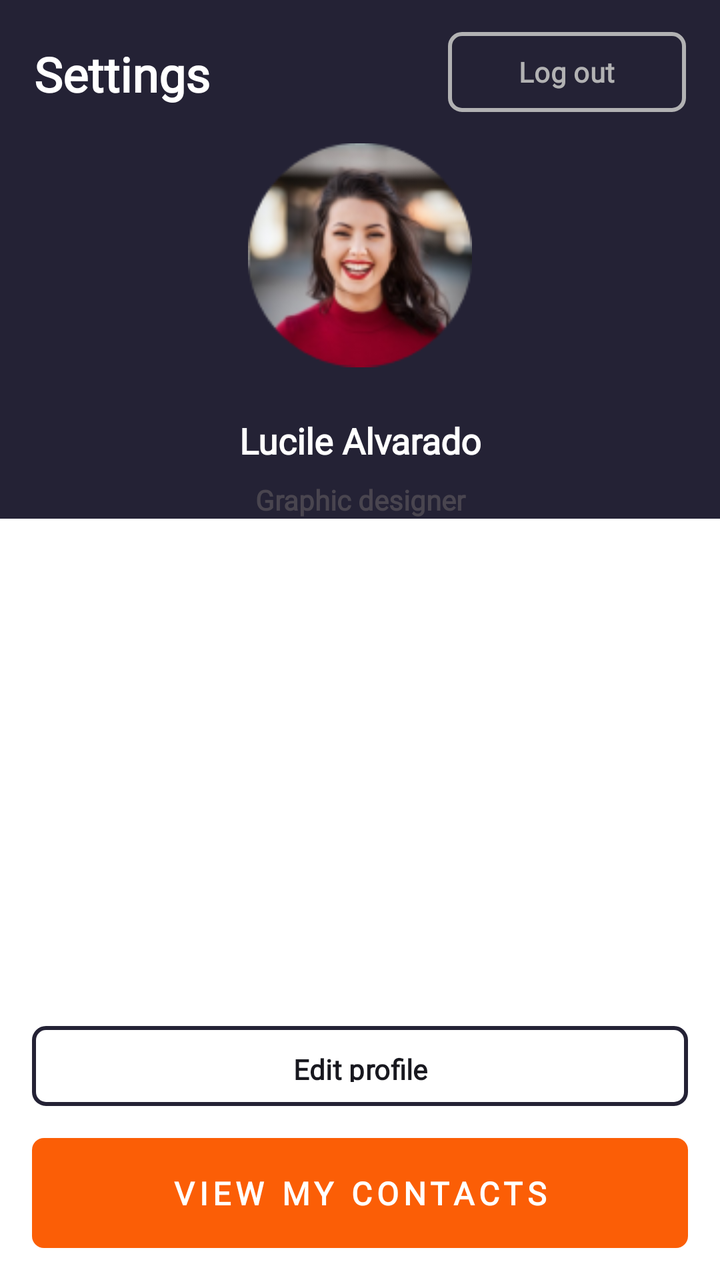
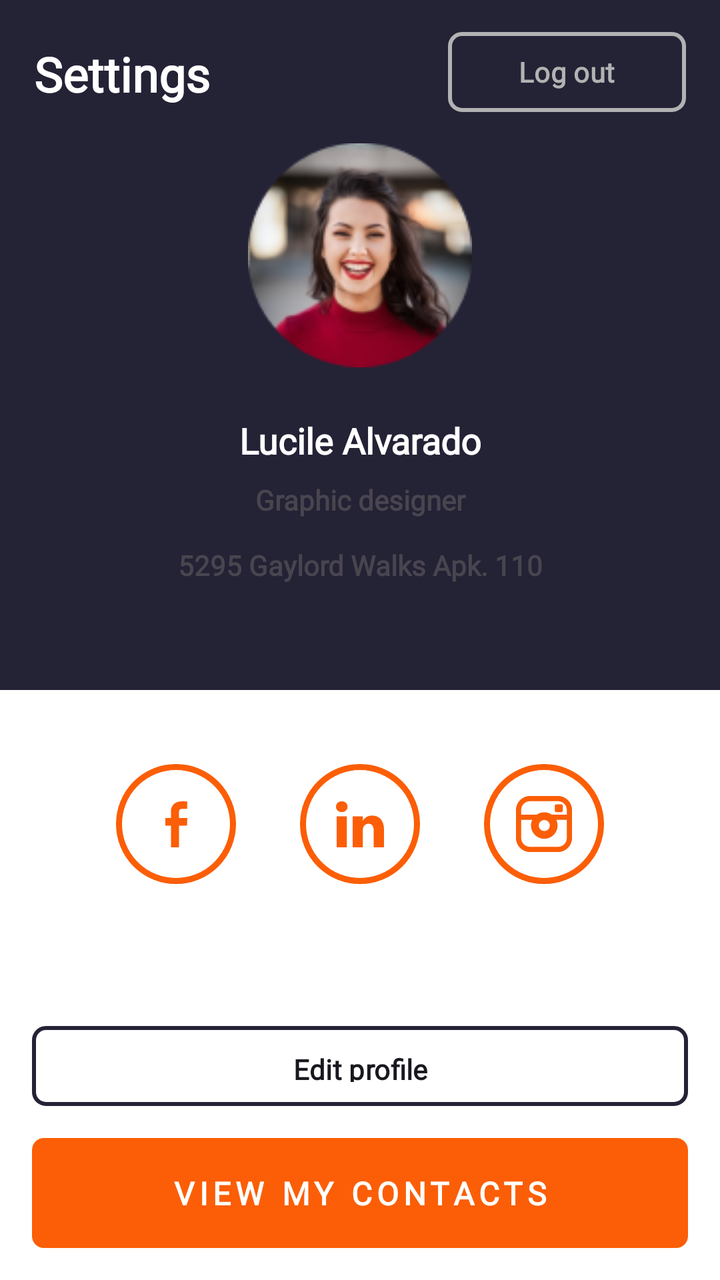

Screens rendered from an Android XML layout before and after an edit, with the pre-edit source and the edit as a unified diff.
<!-- AndroidManifest.xml: application theme Theme.AndroidCourseShpp -->
<!-- res/layout/activity_main.xml -->
<?xml version="1.0" encoding="utf-8"?>
<androidx.constraintlayout.widget.ConstraintLayout xmlns:android="http://schemas.android.com/apk/res/android"
    xmlns:app="http://schemas.android.com/apk/res-auto"
    xmlns:tools="http://schemas.android.com/tools"
    android:id="@+id/main"
    android:layout_width="match_parent"
    android:layout_height="match_parent"
    android:background="@color/white"
    tools:context=".MainActivity">

    <androidx.constraintlayout.widget.ConstraintLayout
        android:id="@+id/darkBlueLayout"
        android:layout_width="match_parent"
        android:layout_height="wrap_content"
        android:background="@color/darkBlue"
        app:layout_constraintTop_toTopOf="parent">

        <LinearLayout
            android:layout_width="match_parent"
            android:layout_height="wrap_content"
            app:layout_constraintTop_toBottomOf="@id/prof_photo"
            android:layout_marginTop="24dp"
            android:orientation="vertical"
            app:layout_constraintStart_toStartOf="parent"
            app:layout_constraintEnd_toEndOf="parent"
            android:layout_marginHorizontal="114dp">

            <TextView
                android:layout_width="match_parent"
                android:layout_height="wrap_content"
                android:text="@string/lucile_alvarado"
                android:textSize="18sp"
                android:textFontWeight="600"
                android:fontFamily="@font/open_sans"
                android:lineHeight="23.4dp"
                android:textColor="@color/white"
                android:gravity="center"
                />
            <TextView
                android:layout_width="match_parent"
                android:layout_height="wrap_content"
                android:text="@string/graphic_designer"
                android:fontFamily="@font/open_sans"
                android:textFontWeight="600"
                android:lineHeight="18.2sp"
                android:gravity="center"
                android:layout_marginTop="8dp"
                android:textSize="14sp"
                />

        </LinearLayout>
        <androidx.constraintlayout.widget.ConstraintLayout
            android:id="@+id/sett_and_log"
            android:layout_width="match_parent"
            android:layout_height="40dp"
            android:layout_marginHorizontal="17dp"
            android:layout_marginTop="16dp"
            app:layout_constraintTop_toTopOf="parent">

            <TextView
                android:layout_width="wrap_content"
                android:layout_height="wrap_content"
                android:fontFamily="@font/open_sans"
                android:lineHeight="31.2dp"
                android:paddingTop="4.5dp"
                android:paddingBottom="4.5dp"
                android:text="@string/settings"
                android:textColor="@color/white"
                android:textFontWeight="600"
                android:textSize="24sp"
                app:layout_constraintBottom_toBottomOf="parent"
                app:layout_constraintStart_toStartOf="parent" />

            <Button
                android:layout_width="119dp"
                android:layout_height="40dp"
                android:background="@drawable/log_out_background"
                android:fontFamily="@font/open_sans"
                android:lineHeight="18.2dp"
                android:text="@string/log_out"
                android:textColor="@color/lightGray"
                android:textFontWeight="600"
                android:textSize="14sp"
                app:backgroundTint="@null"
                app:layout_constraintEnd_toEndOf="parent"
                app:layout_constraintTop_toTopOf="parent" />

        </androidx.constraintlayout.widget.ConstraintLayout>
        <ImageView
            android:id="@+id/prof_photo"
            android:layout_width="match_parent"
            android:layout_height="match_parent"
            android:layout_marginHorizontal="124dp"
            android:contentDescription="@null"
            android:src="@drawable/photo"
            android:layout_marginTop="71dp"
            android:layout_marginBottom="160dp"
            app:layout_constraintEnd_toEndOf="parent"
            app:layout_constraintTop_toTopOf="parent"
            app:layout_constraintStart_toStartOf="parent" />
    </androidx.constraintlayout.widget.ConstraintLayout>

    <Button
        android:id="@+id/view_my_cont_butt"
        android:layout_width="match_parent"
        android:layout_height="55dp"
        android:layout_marginHorizontal="16dp"
        android:layout_marginBottom="16dp"
        android:background="@drawable/view_my_contacts_background"
        android:fontFamily="@font/open_sans"
        android:letterSpacing="0.15"
        android:lineHeight="24dp"
        android:paddingVertical="8dp"
        android:text="@string/view_my_contacts"
        android:textFontWeight="600"
        android:textColor="@color/white"
        android:textSize="16sp"
        app:backgroundTint="@null"
        app:layout_constraintBottom_toBottomOf="parent" />

    <Button
        android:id="@+id/edit_prof_butt"
        android:layout_width="match_parent"
        android:layout_height="40dp"
        android:layout_marginHorizontal="16dp"
        android:layout_marginBottom="16dp"
        android:background="@drawable/edit_profile_background"
        android:fontFamily="@font/open_sans"
        android:lineHeight="18.2dp"
        android:paddingVertical="8dp"
        android:text="@string/edit_profile"
        android:textColor="@color/darkGray"
        android:textFontWeight="600"
        android:textSize="14sp"
        app:backgroundTint="@null"
        app:layout_constraintBottom_toTopOf="@id/view_my_cont_butt" />

    <androidx.constraintlayout.widget.ConstraintLayout
        android:id="@+id/socialNetworksLayout"
        android:layout_width="match_parent"
        android:layout_height="wrap_content"
        android:layout_marginHorizontal="58dp"
        android:layout_marginTop="438dp"
        android:layout_marginBottom="222dp"
        android:gravity="center"
        android:orientation="horizontal"
        app:layout_constraintBottom_toBottomOf="parent"
        app:layout_constraintTop_toTopOf="parent">

        <ImageButton
            android:layout_width="60dp"
            android:layout_height="60dp"
            android:background="@drawable/social_networks_background"
            android:contentDescription="@null"
            android:src="@drawable/ic_facebook"
            app:layout_constraintBottom_toBottomOf="parent"
            app:layout_constraintStart_toStartOf="parent" />

        <ImageButton
            android:layout_width="60dp"
            android:layout_height="60dp"
            android:background="@drawable/social_networks_background"
            android:contentDescription="@null"
            android:src="@drawable/ic_linkedin"
            app:layout_constraintBottom_toBottomOf="parent"
            app:layout_constraintEnd_toEndOf="parent"
            app:layout_constraintStart_toStartOf="parent" />

        <ImageButton
            android:id="@+id/linkedin_butt"
            android:layout_width="60dp"
            android:layout_height="60dp"
            android:layout_marginStart="60dp"
            android:background="@drawable/social_networks_background"
            android:contentDescription="@null"
            android:src="@drawable/ic_inst"
            app:layout_constraintBottom_toBottomOf="parent"
            app:layout_constraintEnd_toEndOf="parent" />



    </androidx.constraintlayout.widget.ConstraintLayout>



</androidx.constraintlayout.widget.ConstraintLayout>
<!-- resources referenced by this layout -->
<resources>
  <color name="darkBlue">#242235</color>
  <color name="darkGray">#18181F</color>
  <color name="lightGray">#B2B2B3</color>
  <color name="white">#FFFFFFFF</color>
  <!-- drawable edit_profile_background (drawable) -->
  <?xml version="1.0" encoding="utf-8"?>
  <shape xmlns:android="http://schemas.android.com/apk/res/android"
      android:shape="rectangle">
      <stroke
          android:width="2dp"
          android:color="@color/darkBlue" />
      <corners android:radius="6dp" />
      <solid android:color="@color/white" />
  </shape>
  <!-- drawable ic_facebook (drawable) -->
  <vector xmlns:android="http://schemas.android.com/apk/res/android"
      android:width="11dp"
      android:height="23dp"
      android:viewportWidth="11"
      android:viewportHeight="23">
    <path
        android:pathData="M2.808,23V12.208H0V8.322H2.808V5.003C2.808,2.395 4.467,0 8.289,0C9.836,0 10.981,0.151 10.981,0.151L10.89,3.779C10.89,3.779 9.723,3.768 8.45,3.768C7.072,3.768 6.851,4.413 6.851,5.485V8.322H11L10.819,12.208H6.851V23H2.808Z"
        android:fillColor="#FB5E06"/>
  </vector>
  <!-- drawable ic_linkedin (drawable) -->
  <vector xmlns:android="http://schemas.android.com/apk/res/android"
      android:width="24dp"
      android:height="23dp"
      android:viewportWidth="24"
      android:viewportHeight="23">
    <path
        android:pathData="M5.448,23V7.482H0.304V23H5.448ZM2.877,5.362C4.671,5.362 5.787,4.17 5.787,2.681C5.754,1.159 4.671,0 2.911,0C1.151,0 0,1.159 0,2.681C0,4.17 1.116,5.362 2.843,5.362H2.876H2.877ZM8.296,23H13.44V14.334C13.44,13.87 13.474,13.407 13.61,13.075C13.982,12.149 14.828,11.189 16.249,11.189C18.111,11.189 18.856,12.612 18.856,14.698V23H24V14.102C24,9.335 21.462,7.118 18.077,7.118C15.302,7.118 14.083,8.673 13.406,9.732H13.441V7.482H8.296C8.363,8.938 8.296,23 8.296,23L8.296,23Z"
        android:fillColor="#FB5E06"/>
  </vector>
  <!-- drawable log_out_background (drawable) -->
  <?xml version="1.0" encoding="utf-8"?>
  <shape xmlns:android="http://schemas.android.com/apk/res/android"
      android:shape="rectangle">
      <corners android:radius="6dp"/>
      <stroke android:width="2dp" android:color="@color/lightGray"/>
      <solid android:color="@android:color/transparent"/>
  
  </shape>
  <!-- drawable social_networks_background (drawable) -->
  <?xml version="1.0" encoding="utf-8"?>
  <shape xmlns:android="http://schemas.android.com/apk/res/android"
      android:shape="oval">
      <solid android:color="@color/white"/>
      <stroke android:width="3dp" android:color="@color/orange"/>
  
  </shape>
  <!-- drawable view_my_contacts_background (drawable) -->
  <?xml version="1.0" encoding="utf-8"?>
  <shape xmlns:android="http://schemas.android.com/apk/res/android"
      android:shape="rectangle">
      <corners android:radius="6dp" />
      <solid android:color="@color/orange" />
  
  </shape>
  <string name="edit_profile">Edit profile</string>
  <string name="graphic_designer">Graphic designer</string>
  <string name="log_out">Log out</string>
  <string name="lucile_alvarado">Lucile Alvarado</string>
  <string name="settings">Settings</string>
  <string name="view_my_contacts">VIEW MY CONTACTS</string>
  <style name="Theme.AndroidCourseShpp" parent="Base.Theme.AndroidCourseShpp" />
  <color name="orange">#FB5E06</color>
  <style name="Base.Theme.AndroidCourseShpp" parent="Theme.Material3.DayNight.NoActionBar">
          
          
      </style>
  <!-- unchanged entries left out for length: 2 -->
</resources>

<!-- the commit's change to res/layout/activity_main.xml (unified diff, before → after) -->
@@ -15,40 +15,57 @@
         android:background="@color/darkBlue"
         app:layout_constraintTop_toTopOf="parent">
 
+        <TextView
+            android:layout_width="wrap_content"
+            android:layout_height="wrap_content"
+            android:layout_marginHorizontal="83dp"
+            android:layout_marginTop="273dp"
+            android:layout_marginBottom="53dp"
+            android:fontFamily="@font/open_sans"
+            android:lineHeight="18.2dp"
+            android:text="5295 Gaylord Walks Apk. 110"
+            android:textFontWeight="600"
+            android:textSize="14sp"
+            app:layout_constraintBottom_toBottomOf="parent"
+            app:layout_constraintEnd_toEndOf="parent"
+            app:layout_constraintStart_toStartOf="parent"
+            app:layout_constraintTop_toTopOf="parent" />
+
         <LinearLayout
+            android:id="@+id/name_and_career"
             android:layout_width="match_parent"
             android:layout_height="wrap_content"
-            app:layout_constraintTop_toBottomOf="@id/prof_photo"
-            android:layout_marginTop="24dp"
+            android:layout_marginHorizontal="114dp"
+            android:layout_marginTop="208dp"
             android:orientation="vertical"
+            app:layout_constraintEnd_toEndOf="parent"
             app:layout_constraintStart_toStartOf="parent"
-            app:layout_constraintEnd_toEndOf="parent"
-            android:layout_marginHorizontal="114dp">
+            app:layout_constraintTop_toTopOf="parent">
 
             <TextView
                 android:layout_width="match_parent"
                 android:layout_height="wrap_content"
+                android:fontFamily="@font/open_sans"
+                android:gravity="center"
+                android:lineHeight="23.4dp"
                 android:text="@string/lucile_alvarado"
-                android:textSize="18sp"
-                android:textFontWeight="600"
-                android:fontFamily="@font/open_sans"
-                android:lineHeight="23.4dp"
                 android:textColor="@color/white"
-                android:gravity="center"
-                />
+                android:textFontWeight="600"
+                android:textSize="18sp" />
+
             <TextView
                 android:layout_width="match_parent"
                 android:layout_height="wrap_content"
+                android:layout_marginTop="8dp"
+                android:fontFamily="@font/open_sans"
+                android:gravity="center"
+                android:lineHeight="18.2sp"
                 android:text="@string/graphic_designer"
-                android:fontFamily="@font/open_sans"
-                android:textFontWeight="600"
-                android:lineHeight="18.2sp"
-                android:gravity="center"
-                android:layout_marginTop="8dp"
-                android:textSize="14sp"
-                />
+                android:textFontWeight="600"
+                android:textSize="14sp" />
 
         </LinearLayout>
+
         <androidx.constraintlayout.widget.ConstraintLayout
             android:id="@+id/sett_and_log"
             android:layout_width="match_parent"
@@ -86,18 +103,19 @@
                 app:layout_constraintTop_toTopOf="parent" />
 
         </androidx.constraintlayout.widget.ConstraintLayout>
+
         <ImageView
             android:id="@+id/prof_photo"
             android:layout_width="match_parent"
             android:layout_height="match_parent"
             android:layout_marginHorizontal="124dp"
-            android:contentDescription="@null"
-            android:src="@drawable/photo"
             android:layout_marginTop="71dp"
             android:layout_marginBottom="160dp"
-            app:layout_constraintEnd_toEndOf="parent"
-            app:layout_constraintTop_toTopOf="parent"
-            app:layout_constraintStart_toStartOf="parent" />
+            android:contentDescription="@null"
+            android:src="@drawable/photo"
+            app:layout_constraintEnd_toEndOf="parent"
+            app:layout_constraintStart_toStartOf="parent"
+            app:layout_constraintTop_toTopOf="parent" />
     </androidx.constraintlayout.widget.ConstraintLayout>
 
     <Button
@@ -112,8 +130,8 @@
         android:lineHeight="24dp"
         android:paddingVertical="8dp"
         android:text="@string/view_my_contacts"
+        android:textColor="@color/white"
         android:textFontWeight="600"
-        android:textColor="@color/white"
         android:textSize="16sp"
         app:backgroundTint="@null"
         app:layout_constraintBottom_toBottomOf="parent" />
@@ -140,7 +158,7 @@
         android:layout_width="match_parent"
         android:layout_height="wrap_content"
         android:layout_marginHorizontal="58dp"
-        android:layout_marginTop="438dp"
+        android:layout_marginTop="406dp"
         android:layout_marginBottom="222dp"
         android:gravity="center"
         android:orientation="horizontal"
@@ -178,9 +196,7 @@
             app:layout_constraintEnd_toEndOf="parent" />
 
 
-
     </androidx.constraintlayout.widget.ConstraintLayout>
 
 
-
 </androidx.constraintlayout.widget.ConstraintLayout>
